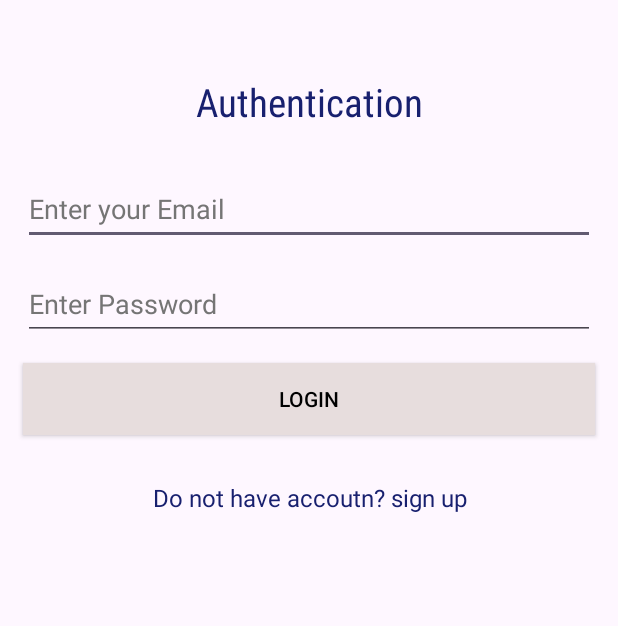
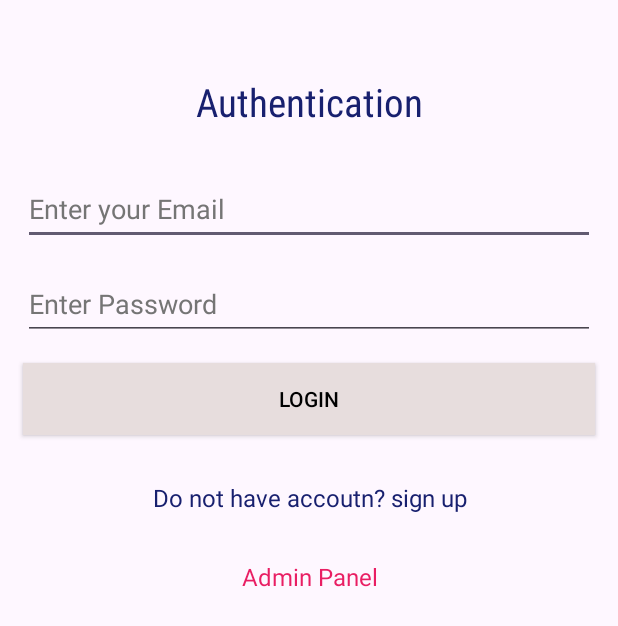
Before and after one commit to kalenskij/bReader, an Android app: the screen it shows after launch (LoginActivity), on a phone screen of 412 x 824 dp. Shown: the top 626 px of the screen. Run offline under Robolectric (Android 15) with nearby library versions, the phone set to English and light mode, and no system bars; our stand-ins replace Firebase (no records; nobody signed in at launch, a user with empty details on screens opened directly).

Commit message:
release 0.81.2 - accidentally deleted admin palen button )

```diff
--- a/app/src/main/java/com/example/bReader/LoginActivity.kt
+++ b/app/src/main/java/com/example/bReader/LoginActivity.kt
@@ -18,7 +18,7 @@ class LoginActivity : AppCompatActivity() {
     lateinit var etEmail: EditText
     private lateinit var etPass: EditText
     lateinit var btnLogin: Button
-//    lateinit var adminText :TextView
+    lateinit var adminText :TextView
     // Creating firebaseAuth object
     lateinit var auth: FirebaseAuth
 
@@ -32,17 +32,17 @@ class LoginActivity : AppCompatActivity() {
         btnLogin = findViewById(R.id.btnLogin)
         etEmail = findViewById(R.id.etEmailAddress)
         etPass = findViewById(R.id.etPassword)
-//        adminText= findViewById(R.id.tvAdminPanel)
+        adminText= findViewById(R.id.tvAdminPanel)
         // initialising Firebase auth object
         auth = FirebaseAuth.getInstance()
 
         val window = window
         window.statusBarColor = resources.getColor(R.color.status_bar_color, null)
 
-//        adminText.setOnClickListener {
-//            val i =Intent(applicationContext,UploadActivity::class.java)
-//            startActivity(i)
-//        }
+        adminText.setOnClickListener {
+            val i =Intent(applicationContext,UploadActivity::class.java)
+            startActivity(i)
+        }
 
         btnLogin.setOnClickListener {
             login()
--- a/app/src/main/res/layout/activity_login.xml
+++ b/app/src/main/res/layout/activity_login.xml
@@ -80,6 +80,22 @@
             android:textSize="16sp" />
 
 
+
+        <TextView
+            android:id="@+id/tvAdminPanel"
+            android:layout_width="match_parent"
+            android:layout_height="wrap_content"
+            android:layout_margin="15dp"
+            android:gravity="center_horizontal"
+            android:text="Admin Panel"
+            android:textColor="#E91E63"
+            android:textSize="16sp" />
+
+
+
+
+
+
     </LinearLayout>
 
 </LinearLayout>
```
